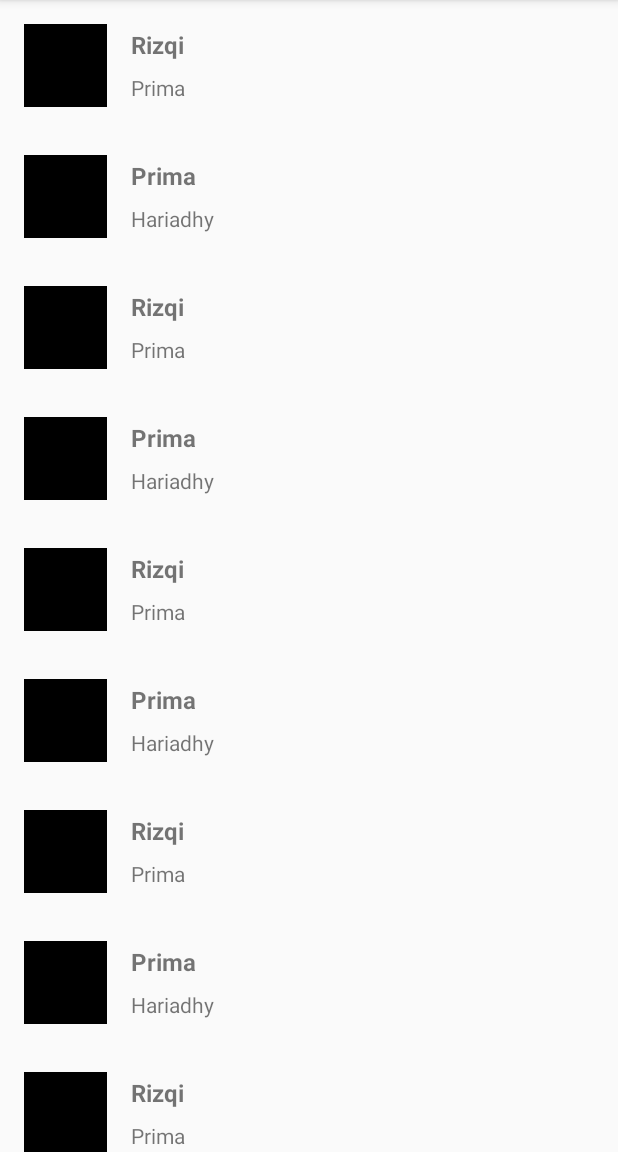
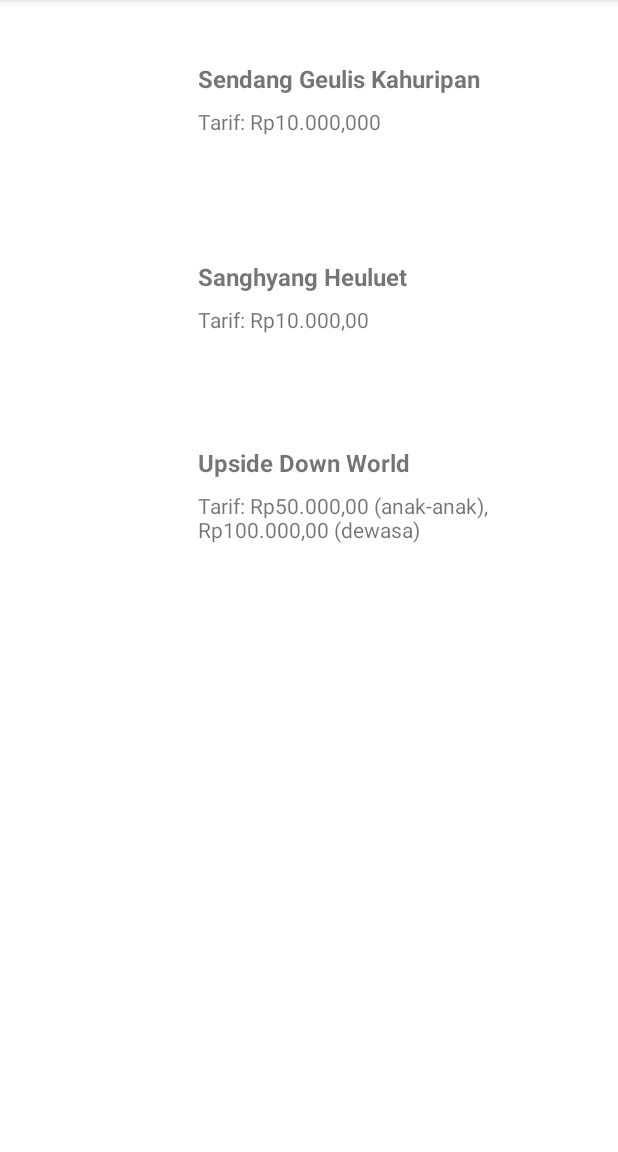
Before and after one commit to superizqi/belajar-recyclerview, an Android app: the screen it shows after launch (MainActivity), on a phone screen of 412 x 824 dp, the part 84-1236 px from its top. Run offline under Robolectric (Android 15) with nearby library versions, the phone set to English and light mode, and no system bars; our stand-ins replace CircleImageView; pictures from the network do not load; 1 statement that could not run was skipped.

Commit message:
finish kurang data

```diff
--- a/app/build.gradle
+++ b/app/build.gradle
@@ -26,7 +26,6 @@ dependencies {
     androidTestImplementation 'com.android.support.test:runner:1.0.2'
     androidTestImplementation 'com.android.support.test.espresso:espresso-core:3.0.2'
 
-
 //    Tambahan Recycler View
     implementation 'com.android.support:recyclerview-v7:25.0.0'
     implementation 'de.hdodenhof:circleimageview:2.1.0'
--- a/app/src/main/AndroidManifest.xml
+++ b/app/src/main/AndroidManifest.xml
@@ -2,7 +2,7 @@
 <manifest xmlns:android="http://schemas.android.com/apk/res/android"
     package="id.ceolabs.superizqi.submission">
 
-    <uses-permission android:name="android.permission.INTERNET"/>
+    <uses-permission android:name="android.permission.INTERNET" />
 
     <application
         android:allowBackup="true"
@@ -18,6 +18,7 @@
                 <category android:name="android.intent.category.LAUNCHER" />
             </intent-filter>
         </activity>
+        <activity android:name=".Detail_Objek"></activity>
     </application>
 
 </manifest>
--- a/app/src/main/java/id/ceolabs/superizqi/submission/ClassObjek.java
+++ b/app/src/main/java/id/ceolabs/superizqi/submission/ClassObjek.java
@@ -1,30 +1,38 @@
 package id.ceolabs.superizqi.submission;
 
 public class ClassObjek {
-    public String namaDepan,namaBelakang,gambar;
+    public String namaWisata,tarifWisata,gambarWisata,detailWisata;
 
-    public String getNamaDepan(){
-        return namaDepan;
+    public void setNamaWisata(String namaWisata) {
+        this.namaWisata = namaWisata;
     }
 
-    public String getGambar() {
-        return gambar;
+    public void setDetailWisata(String detailWisata) {
+        this.detailWisata = detailWisata;
     }
 
-    public String getNamaBelakang() {
-        return namaBelakang;
+    public void setTarifWisata(String tarifWisata) {
+        this.tarifWisata = tarifWisata;
     }
 
-    public void setGambar(String gambar) {
-        this.gambar = gambar;
+    public void setGambarWisata(String gambarWisata) {
+        this.gambarWisata = gambarWisata;
     }
 
-    public void setNamaBelakang(String namaBelakang) {
-        this.namaBelakang = namaBelakang;
+    public String getDetailWisata() {
+        return detailWisata;
     }
 
-    public void setNamaDepan(String namaDepan) {
-        this.namaDepan = namaDepan;
+    public String getGambarWisata() {
+        return gambarWisata;
+    }
+
+    public String getNamaWisata() {
+        return namaWisata;
+    }
+
+    public String getTarifWisata() {
+        return tarifWisata;
     }
 
 }
--- a/app/src/main/java/id/ceolabs/superizqi/submission/DataSet.java
+++ b/app/src/main/java/id/ceolabs/superizqi/submission/DataSet.java
@@ -5,16 +5,9 @@ import java.util.ArrayList;
 
 public class DataSet {
     public static String[][] data = new String[][]{
-            {"Rizqi","Prima","https://upload.wikimedia.org/wikipedia/commons/thumb/0/01/Presiden_Sukarno.jpg/418px-Presiden_Sukarno.jpg"}
-            ,{"Prima","Hariadhy","https://upload.wikimedia.org/wikipedia/commons/thumb/0/01/Presiden_Sukarno.jpg/418px-Presiden_Sukarno.jpg"}
-            ,{"Rizqi","Prima","https://upload.wikimedia.org/wikipedia/commons/thumb/0/01/Presiden_Sukarno.jpg/418px-Presiden_Sukarno.jpg"}
-            ,{"Prima","Hariadhy","https://upload.wikimedia.org/wikipedia/commons/thumb/0/01/Presiden_Sukarno.jpg/418px-Presiden_Sukarno.jpg"}
-            ,{"Rizqi","Prima","https://upload.wikimedia.org/wikipedia/commons/thumb/0/01/Presiden_Sukarno.jpg/418px-Presiden_Sukarno.jpg"}
-            ,{"Prima","Hariadhy","https://upload.wikimedia.org/wikipedia/commons/thumb/0/01/Presiden_Sukarno.jpg/418px-Presiden_Sukarno.jpg"}
-            ,{"Rizqi","Prima","https://upload.wikimedia.org/wikipedia/commons/thumb/0/01/Presiden_Sukarno.jpg/418px-Presiden_Sukarno.jpg"}
-            ,{"Prima","Hariadhy","https://upload.wikimedia.org/wikipedia/commons/thumb/0/01/Presiden_Sukarno.jpg/418px-Presiden_Sukarno.jpg"}
-            ,{"Rizqi","Prima","https://upload.wikimedia.org/wikipedia/commons/thumb/0/01/Presiden_Sukarno.jpg/418px-Presiden_Sukarno.jpg"}
-            ,{"Prima","Hariadhy","https://upload.wikimedia.org/wikipedia/commons/thumb/0/01/Presiden_Sukarno.jpg/418px-Presiden_Sukarno.jpg"}
+            {"Sendang Geulis Kahuripan","Tarif: Rp10.000,000","https://cdns.klimg.com/merdeka.com/i/w/news/2018/05/15/976224/content_images/670x335/20180515093657-1-sendang-geulis-bandung-001-tantri-setyorini.jpg","Sendang Geulis Kahuripan terletak di Kampung Cilangkop, Desa Ganjarsari Cikalong Wetan. Kawasan wisata beroperasi mulai jam 07.00 sampai 17.00 WIB."}
+            ,{"Sanghyang Heuluet","Tarif: Rp10.000,00","https://cdns.klimg.com/merdeka.com/i/w/news/2018/05/15/976224/content_images/670x335/20180515093658-2-sanghyang-heuleut-001-tantri-setyorini.jpg","Terletak di Rajamandala Kulon, Cipatat, Kabupaten Bandung Barat, Sanghyang Heuluet merupakan danau hijau memesona dikelilingi batu-batu kali yang eksotis. Saking cantiknya, tempat ini sampai disebut kolam bidadari."}
+            ,{"Upside Down World","Tarif: Rp50.000,00 (anak-anak), Rp100.000,00 (dewasa)","https://cdns.klimg.com/merdeka.com/i/w/news/2018/05/15/976224/content_images/670x335/20180515093658-3-upside-down-world-bandung-001-tantri-setyorini.jpg","Wisata unik ini berada di Jalan H. Wasid No.31 (Dipatiukur), Desa Lebakgede, Kecamatan Coblong. Jam operasionalnya adalah pukul 10.00-20.00 WIB."}
     };
 
 //    getListData bisa diganti
@@ -24,9 +17,10 @@ public class DataSet {
 
         for (int i = 0; i < data.length; i++) {
             kelas_objek = new ClassObjek();
-            kelas_objek.setNamaDepan(data[i][0]);
-            kelas_objek.setNamaBelakang(data[i][1]);
-            kelas_objek.setGambar(data[i][2]);
+            kelas_objek.setNamaWisata(data[i][0]);
+            kelas_objek.setTarifWisata(data[i][1]);
+            kelas_objek.setGambarWisata(data[i][2]);
+            kelas_objek.setDetailWisata(data[i][3]);
             list.add(kelas_objek);
         }
 
--- /dev/null
+++ b/app/src/main/java/id/ceolabs/superizqi/submission/ItemClickSupport.java
@@ -0,0 +1,87 @@
+package id.ceolabs.superizqi.submission;
+
+import android.support.v7.widget.RecyclerView;
+import android.view.View;
+
+public class ItemClickSupport {
+    private final RecyclerView mRecyclerView;
+    private OnItemClickListener mOnItemClickListener;
+    private OnItemLongClickListener mOnItemLongClickListener;
+
+    private ItemClickSupport(RecyclerView recyclerView) {
+        mRecyclerView = recyclerView;
+        mRecyclerView.setTag(R.id.item_click_support, this);
+        mRecyclerView.addOnChildAttachStateChangeListener(mAttachListener);
+    }
+
+    private View.OnClickListener mOnClickListener = new View.OnClickListener() {
+
+        @Override
+        public void onClick(View v) {
+            if (mOnItemClickListener != null) {
+                RecyclerView.ViewHolder holder = mRecyclerView.getChildViewHolder(v);
+                mOnItemClickListener.onItemClicked(mRecyclerView, holder.getAdapterPosition(), v);
+            }
+        }
+    };
+    private View.OnLongClickListener mOnLongClickListener = new View.OnLongClickListener() {
+
+        @Override
+        public boolean onLongClick(View v) {
+            if (mOnItemLongClickListener != null) {
+                RecyclerView.ViewHolder holder = mRecyclerView.getChildViewHolder(v);
+                return mOnItemLongClickListener.onItemLongClicked(mRecyclerView, holder.getAdapterPosition(), v);
+            }
+            return false;
+        }
+    };
+    private RecyclerView.OnChildAttachStateChangeListener mAttachListener
+            = new RecyclerView.OnChildAttachStateChangeListener() {
+
+        @Override
+        public void onChildViewAttachedToWindow(View view) {
+            if (mOnItemClickListener != null) {
+                view.setOnClickListener(mOnClickListener);
+            }
+            if (mOnItemLongClickListener != null) {
+                view.setOnLongClickListener(mOnLongClickListener);
+            }
+        }
+
+        @Override
+        public void onChildViewDetachedFromWindow(View view) {
+        }
+    };
+    public static ItemClickSupport addTo(RecyclerView view) {
+        ItemClickSupport support = (ItemClickSupport) view.getTag(R.id.item_click_support);
+        if (support == null) {
+            support = new ItemClickSupport(view);
+        }
+        return support;
+    }
+    public static ItemClickSupport removeFrom(RecyclerView view) {
+        ItemClickSupport support = (ItemClickSupport) view.getTag(R.id.item_click_support);
+        if (support != null) {
+            support.detach(view);
+        }
+        return support;
+    }
+    public ItemClickSupport setOnItemClickListener(OnItemClickListener listener) {
+        mOnItemClickListener = listener;
+        return this;
+    }
+    public ItemClickSupport setOnItemLongClickListener(OnItemLongClickListener listener) {
+        mOnItemLongClickListener = listener;
+        return this;
+    }
+    private void detach(RecyclerView view) {
+        view.removeOnChildAttachStateChangeListener(mAttachListener);
+        view.setTag(R.id.item_click_support, null);
+    }
+    public interface OnItemClickListener {
+        void onItemClicked(RecyclerView recyclerView, int position, View v);
+    }
+    public interface OnItemLongClickListener {
+        boolean onItemLongClicked(RecyclerView recyclerView, int position, View v);
+    }
+}
--- a/app/src/main/java/id/ceolabs/superizqi/submission/ListDataAdapter.java
+++ b/app/src/main/java/id/ceolabs/superizqi/submission/ListDataAdapter.java
@@ -37,13 +37,13 @@ public class ListDataAdapter extends RecyclerView.Adapter<ListDataAdapter.Catego
 
     class CategoryViewHolder extends RecyclerView.ViewHolder {
 //        per unit
-        TextView tvNamaDepan, tvNamaBelakang;
+        TextView tvNamaWisata, tvTarifWisata;
         ImageView imgGambar;
 
         public CategoryViewHolder(View itemView) {
             super(itemView);
-            tvNamaDepan = (TextView) itemView.findViewById(R.id.tv_namadepan);
-            tvNamaBelakang = (TextView) itemView.findViewById(R.id.tv_namabelakang);
+            tvNamaWisata= (TextView) itemView.findViewById(R.id.tv_namaWisata);
+            tvTarifWisata= (TextView) itemView.findViewById(R.id.tv_tarifWisata);
             imgGambar = (ImageView) itemView.findViewById(R.id.gambar_di_row);
         }
     }
@@ -60,10 +60,10 @@ public class ListDataAdapter extends RecyclerView.Adapter<ListDataAdapter.Catego
     public void onBindViewHolder(CategoryViewHolder holder, int position) {
 //        mengambil data array
 //        mengatur isi viewnya
-        holder.tvNamaDepan.setText(getListData().get(position).getNamaDepan());
-        holder.tvNamaBelakang.setText(getListData().get(position).getNamaBelakang());
+        holder.tvNamaWisata.setText(getListData().get(position).namaWisata);
+        holder.tvTarifWisata.setText(getListData().get(position).getTarifWisata());
         Glide.with(context)
-                .load(getListData().get(position).getGambar())
+                .load(getListData().get(position).getGambarWisata())
                 .override(55,55)
                 .crossFade()
                 .into(holder.imgGambar);
--- a/app/src/main/res/layout/activity_main.xml
+++ b/app/src/main/res/layout/activity_main.xml
@@ -1,14 +1,17 @@
 <?xml version="1.0" encoding="utf-8"?>
-<android.support.constraint.ConstraintLayout xmlns:android="http://schemas.android.com/apk/res/android"
+<LinearLayout
+    xmlns:android="http://schemas.android.com/apk/res/android"
     xmlns:app="http://schemas.android.com/apk/res-auto"
     xmlns:tools="http://schemas.android.com/tools"
     android:layout_width="match_parent"
     android:layout_height="match_parent"
-    tools:context=".MainActivity">
+    tools:context=".MainActivity"
+    android:background="#fff"
+    >
 
     <android.support.v7.widget.RecyclerView
         android:id="@+id/rv_category"
         android:layout_width="match_parent"
         android:layout_height="match_parent"/>
 
-</android.support.constraint.ConstraintLayout>
+</LinearLayout>
--- a/app/src/main/res/layout/item_per_row.xml
+++ b/app/src/main/res/layout/item_per_row.xml
@@ -7,10 +7,10 @@
     >
 
     <de.hdodenhof.circleimageview.CircleImageView
-        android:background="#000"
+        android:background="#fff"
         android:id="@+id/gambar_di_row"
-        android:layout_width="55dp"
-        android:layout_height="55dp"
+        android:layout_width="100dp"
+        android:layout_height="100dp"
         android:layout_marginRight="@dimen/activity_horizontal_margin"
         />
 
@@ -23,20 +23,20 @@
         >
 
         <TextView
-            android:id="@+id/tv_namadepan"
+            android:id="@+id/tv_namaWisata"
             android:layout_width="match_parent"
             android:layout_height="wrap_content"
-            android:text="Nama Depan"
+            android:text="Nama Wisata"
             android:textStyle="bold"
             android:textSize="16sp"
             android:layout_marginBottom="8dp"
             />
 
         <TextView
-            android:id="@+id/tv_namabelakang"
+            android:id="@+id/tv_tarifWisata"
             android:layout_width="match_parent"
             android:layout_height="wrap_content"
-             android:text="Nama Belakang"
+             android:text="Tarif Wisata"
             />
     </LinearLayout>
 
--- /dev/null
+++ b/app/src/main/res/values/ids.xml
@@ -0,0 +1,4 @@
+<?xml version="1.0" encoding="utf-8"?>
+<resources>
+    <item name="item_click_support" type="id" />
+</resources>
```
Also changed, not shown: app/src/main/java/id/ceolabs/superizqi/submission/Detail_Objek.java (added, +58 -0 lines), app/src/main/java/id/ceolabs/superizqi/submission/MainActivity.java (+20 -0 lines), app/src/main/res/layout/activity_detail__objek.xml (added, +52 -0 lines), app/src/main/res/drawable/dicoding.png (added), 3 other files.
